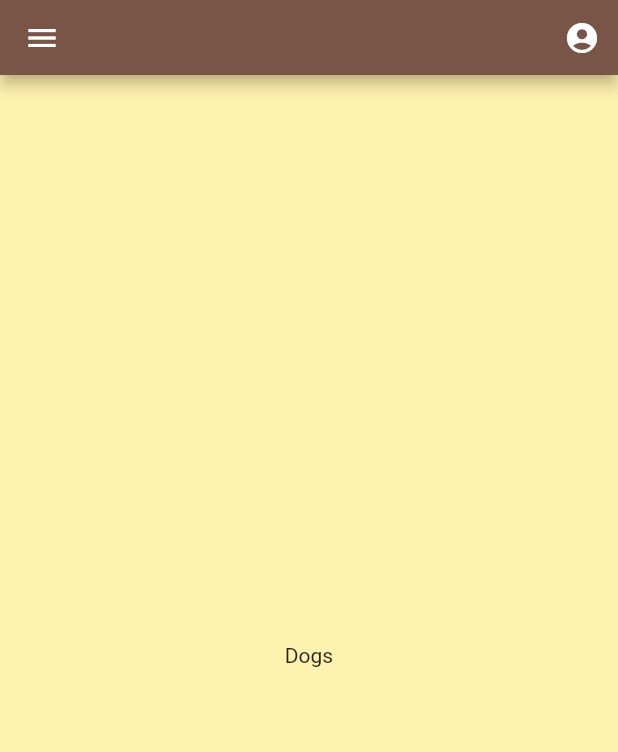
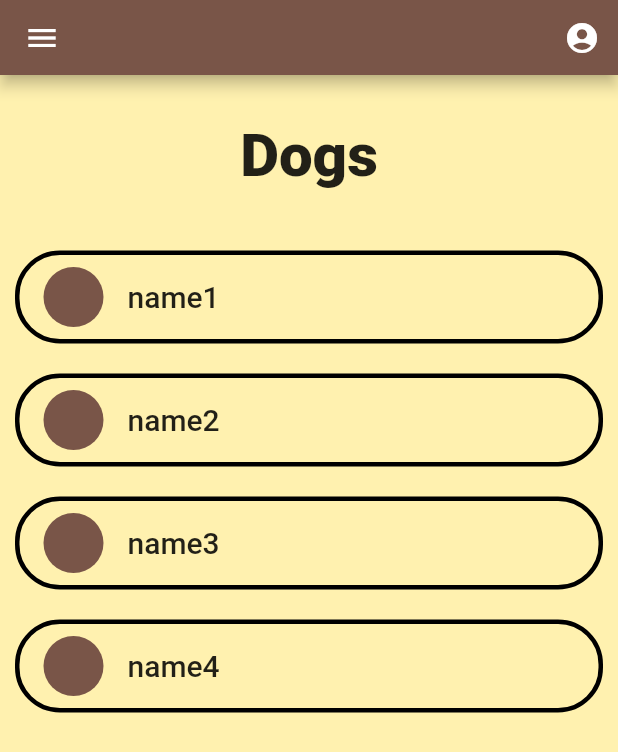
Before and after one commit to JahnaviSatishShanbhag/Pet_Adoption_App, a Flutter app: the screen it shows after launch, after a tap on "Dogs", on a phone screen of 412 x 824 dp. Shown: the top 752 px of the screen. Run offline on Flutter 3.47's test engine with Material 2 defaults, Android fonts, the phone set to English and light mode, and no system bars.

Commit message:
added animals in each category commit

```diff
--- a/lib/dummy_data.dart
+++ b/lib/dummy_data.dart
@@ -1,36 +1,208 @@
 import 'package:flutter/material.dart';
 
 import 'models/animal_category.dart';
+import 'models/animal_in_category.dart';
 
-List<AnimalCategory> DUMMY_ANIMALS = [
+List<AnimalCategory> DUMMY_ANIMALS_CATEGORY = [
   AnimalCategory(
-    id: 'a1',
+    id: 'c1',
     title: 'Dogs',
     color: Colors.green[100] as Color,
   ),
   AnimalCategory(
-    id: 'a2',
+    id: 'c2',
     title: 'Cats',
     color: Colors.green[200] as Color,
   ),
   AnimalCategory(
-    id: 'a3',
+    id: 'c3',
     title: 'Rabbits',
     color: Colors.green[300] as Color,
   ),
   AnimalCategory(
-    id: 'a4',
+    id: 'c4',
     title: 'Birds',
     color: Colors.green[400] as Color,
   ),
   AnimalCategory(
-    id: 'a5',
+    id: 'c5',
     title: 'Aquatic animals',
     color: Colors.green[500] as Color,
   ),
   AnimalCategory(
-    id: 'a6',
+    id: 'c6',
     title: 'Others',
     color: Colors.green[600] as Color,
   ),
 ];
+
+List<Animal> DUMMY_ANIMALS = [
+  Animal(
+    id: 'a1',
+    category: 'c1',
+    name: 'name1',
+    description: 'soething',
+    imageUrl: '',
+  ),
+  Animal(
+    id: 'a2',
+    category: 'c1',
+    name: 'name2',
+    description: 'soething',
+    imageUrl: '',
+  ),
+  Animal(
+    id: 'a3',
+    category: 'c1',
+    name: 'name3',
+    description: 'soething',
+    imageUrl: '',
+  ),
+  Animal(
+    id: 'a4',
+    category: 'c1',
+    name: 'name4',
+    description: 'soething',
+    imageUrl: '',
+  ),
+  Animal(
+    id: 'a5',
+    category: 'c2',
+    name: 'name5',
+    description: 'soething',
+    imageUrl: '',
+  ),
+  Animal(
+    id: 'a6',
+    category: 'c2',
+    name: 'name6',
+    description: 'soething',
+    imageUrl: '',
+  ),
+  Animal(
+    id: 'a7',
+    category: 'c2',
+    name: 'name7',
+    description: 'soething',
+    imageUrl: '',
+  ),
+  Animal(
+    id: 'a8',
+    category: 'c2',
+    name: 'name8',
+    description: 'soething',
+    imageUrl: '',
+  ),
+  Animal(
+    id: 'a9',
+    category: 'c3',
+    name: 'name9',
+    description: 'soething',
+    imageUrl: '',
+  ),
+  Animal(
+    id: 'a10',
+    category: 'c3',
+    name: 'name10',
+    description: 'soething',
+    imageUrl: '',
+  ),
+  Animal(
+    id: 'a11',
+    category: 'c3',
+    name: 'name11',
+    description: 'soething',
+    imageUrl: '',
+  ),
+  Animal(
+    id: 'a12',
+    category: 'c3',
+    name: 'name12',
+    description: 'soething',
+    imageUrl: '',
+  ),
+  Animal(
+    id: 'a13',
+    category: 'c4',
+    name: 'name13',
+    description: 'soething',
+    imageUrl: '',
+  ),
+  Animal(
+    id: 'a14',
+    category: 'c4',
+    name: 'name14',
+    description: 'soething',
+    imageUrl: '',
+  ),
+  Animal(
+    id: 'a15',
+    category: 'c4',
+    name: 'name15',
+    description: 'soething',
+    imageUrl: '',
+  ),
+  Animal(
+    id: 'a16',
+    category: 'c4',
+    name: 'name16',
+    description: 'soething',
+    imageUrl: '',
+  ),
+  Animal(
+    id: 'a17',
+    category: 'c5',
+    name: 'name17',
+    description: 'soething',
+    imageUrl: '',
+  ),
+  Animal(
+    id: 'a18',
+    category: 'c5',
+    name: 'name18',
+    description: 'soething',
+    imageUrl: '',
+  ),
+  Animal(
+    id: 'a19',
+    category: 'c5',
+    name: 'name19',
+    description: 'soething',
+    imageUrl: '',
+  ),
+  Animal(
+    id: 'a20',
+    category: 'c5',
+    name: 'name20',
+    description: 'soething',
+    imageUrl: '',
+  ),
+  Animal(
+    id: 'a21',
+    category: 'c6',
+    name: 'name21',
+    description: 'soething',
+    imageUrl: '',
+  ),
+  Animal(
+    id: 'a22',
+    category: 'c6',
+    name: 'name22',
+    description: 'soething',
+    imageUrl: '',
+  ),
+  Animal(
+    id: 'a23',
+    category: 'c6',
+    name: 'name23',
+    description: 'soething',
+    imageUrl: '',
+  ),
+  Animal(
+    id: 'a24',
+    category: 'c6',
+    name: 'name24',
+    description: 'soething',
+    imageUrl: '',
+  ),
+];
--- a/lib/main.dart
+++ b/lib/main.dart
@@ -3,7 +3,6 @@ import 'package:flutter/material.dart';
 import './screens/auth_screen.dart';
 import './screens/category_animals_screen.dart';
 import './screens/home_screen.dart';
-import './widgets/category_item.dart';
 
 void main() {
   runApp(MyApp());
--- /dev/null
+++ b/lib/models/animal_in_category.dart
@@ -0,0 +1,15 @@
+class Animal {
+  String id;
+  String name;
+  String category;
+  String description;
+  String imageUrl;
+
+  Animal({
+    required this.id,
+    required this.name,
+    required this.category,
+    required this.description,
+    required this.imageUrl,
+  });
+}
--- a/lib/screens/category_animals_screen.dart
+++ b/lib/screens/category_animals_screen.dart
@@ -1,9 +1,21 @@
 import 'package:flutter/material.dart';
 
+import '../dummy_data.dart';
 import '../widgets/appbar_drawer.dart';
+import '../models/animal_in_category.dart';
 
 class CategoryAnimalsScreen extends StatelessWidget {
   static const routeName = '/category-animals';
+
+  List<Animal> returnAnimalsCategorywise(Map<String, String> routeArgs) {
+    List<Animal> animals = [];
+    DUMMY_ANIMALS.map((animal) {
+      if (animal.category == (routeArgs['id'] as String)) {
+        animals.add(animal);
+      }
+    }).toList();
+    return animals;
+  }
 
   @override
   Widget build(BuildContext context) {
@@ -14,8 +26,51 @@ class CategoryAnimalsScreen extends StatelessWidget {
       appBar: Appbar(),
       drawer: MainDrawer(),
       backgroundColor: Theme.of(context).primaryColor,
-      body: Center(
-        child: Text(routeArgs['title'] as String),
+      body: Column(
+        children: [
+          Container(
+            margin: const EdgeInsets.all(
+              30,
+            ),
+            child: Text(
+              routeArgs['title'] as String,
+              style: const TextStyle(
+                fontSize: 40,
+                fontWeight: FontWeight.w900,
+              ),
+            ),
+          ),
+          ...returnAnimalsCategorywise(routeArgs)
+              .map((animal) => Container(
+                    margin: const EdgeInsets.all(
+                      10,
+                    ),
+                    decoration: BoxDecoration(
+                      border: Border.all(
+                        color: Colors.black,
+                        width: 3.0,
+                        style: BorderStyle.solid,
+                      ),
+                      borderRadius: BorderRadius.circular(
+                        30,
+                      ),
+                    ),
+                    child: ListTile(
+                      leading: const CircleAvatar(
+                        backgroundColor: Colors.brown,
+                      ),
+                      title: Text(
+                        animal.name,
+                        style: const TextStyle(
+                          fontSize: 20,
+                          fontWeight: FontWeight.w500,
+                        ),
+                        textAlign: TextAlign.start,
+                      ),
+                    ),
+                  ))
+              .toList(),
+        ],
       ),
     );
   }
--- a/lib/screens/home_screen.dart
+++ b/lib/screens/home_screen.dart
@@ -33,7 +33,7 @@ class HomeScreen extends StatelessWidget {
             child: GridView(
               shrinkWrap: true,
               children: [
-                ...DUMMY_ANIMALS
+                ...DUMMY_ANIMALS_CATEGORY
                     .map((category) => CategoryItem(
                         category.id, category.title, category.color))
                     .toList()
```
